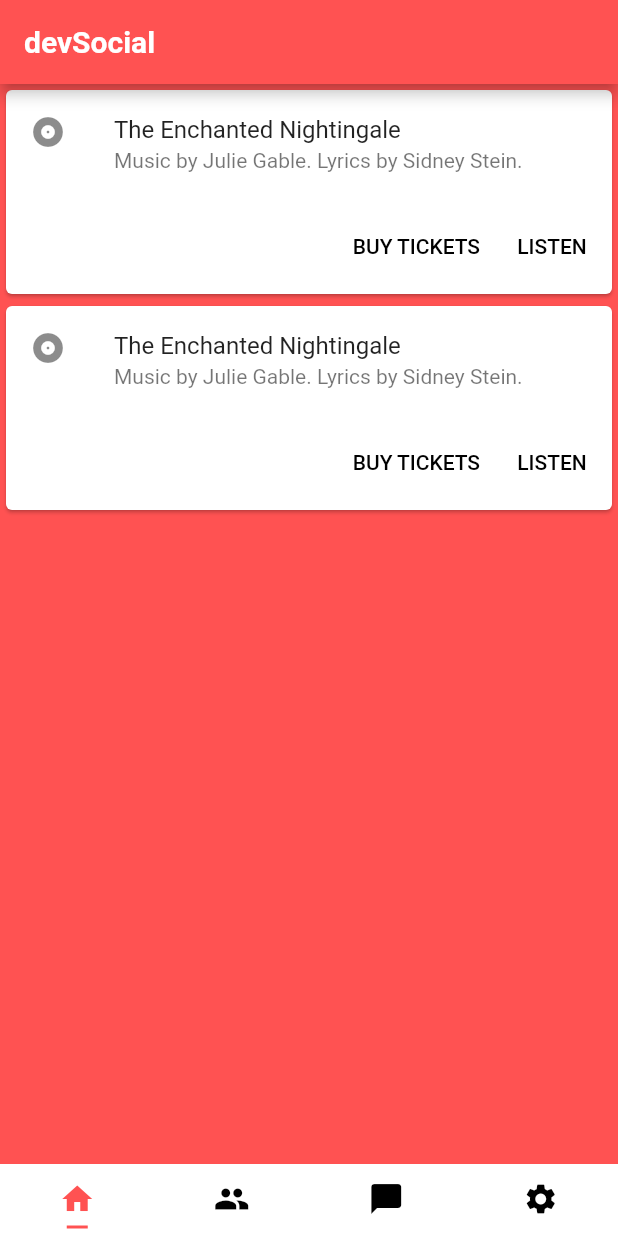
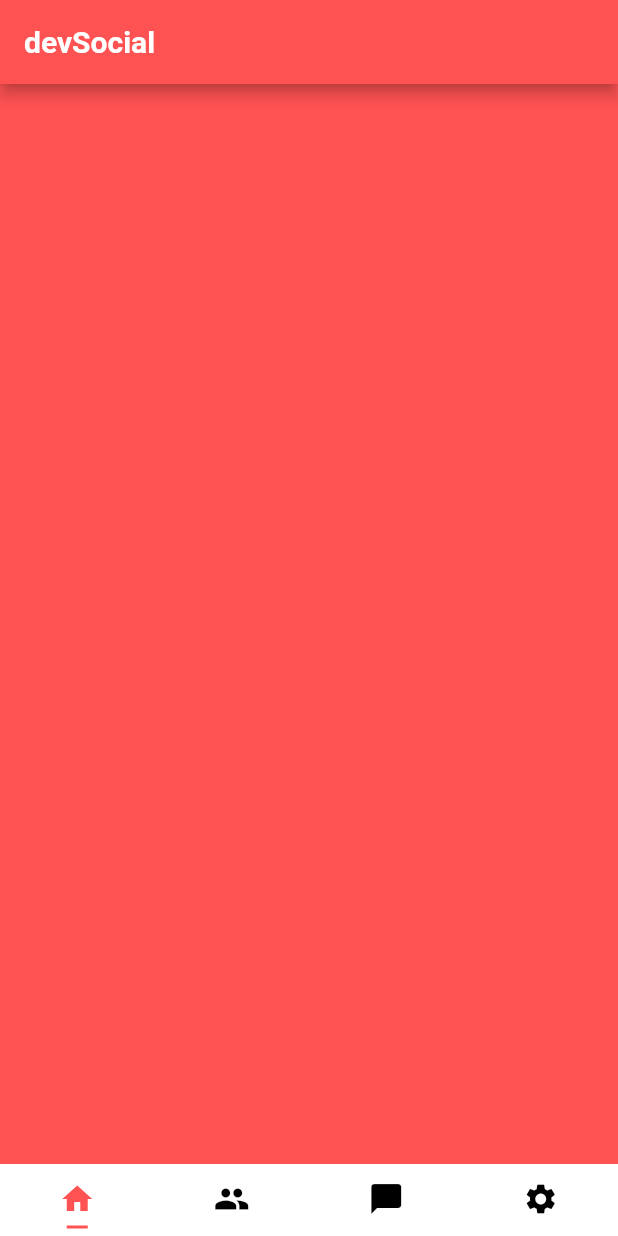
Before and after one commit to SaurontheMighty/devSocial, a Flutter app: the screen it shows after launch, on a phone screen of 412 x 824 dp. Run offline on Flutter 3.47's test engine with Material 2 defaults, Android fonts, the phone set to English and light mode, and no system bars.

```diff
--- a/lib/paths/home.dart
+++ b/lib/paths/home.dart
@@ -1,5 +1,4 @@
 import 'package:flutter/material.dart';
-import 'package:devsocial/postcard.dart';
 
 class Home extends StatefulWidget {
   @override
@@ -28,20 +27,15 @@ class _HomeState extends State<Home> {
             children: [
               new Container(
                 color: Colors.redAccent,
-                child: Column(children: <Widget>[
-                  PostCard(),
-                  PostCard(),
-                ],
-                )
               ),
               new Container(
-                color: Colors.orangeAccent,
+                color: Colors.orange,
               ),
               new Container(
-                color: Colors.yellowAccent,
+                color: Colors.lightGreen,
               ),
               new Container(
-                color: Colors.greenAccent,
+                color: Colors.red,
               ),
             ],
           ),
--- a/lib/postcard.dart
+++ /dev/null
@@ -1,33 +0,0 @@
-import 'package:flutter/material.dart';
-
-class PostCard extends StatelessWidget {
-  @override
-  Widget build(BuildContext context) {
-    return Center(
-    child: Card(
-      child: Column(
-        mainAxisSize: MainAxisSize.min,
-        children: <Widget>[
-          const ListTile(
-            leading: Icon(Icons.album),
-            title: Text('The Enchanted Nightingale'),
-            subtitle: Text('Music by Julie Gable. Lyrics by Sidney Stein.'),
-          ),
-          ButtonBar(
-            children: <Widget>[
-              FlatButton(
-                child: const Text('BUY TICKETS'),
-                onPressed: () { /* ... */ },
-              ),
-              FlatButton(
-                child: const Text('LISTEN'),
-                onPressed: () { /* ... */ },
-              ),
-            ],
-          ),
-        ],
-      ),
-    ),
-  );
-  }
-}
```
